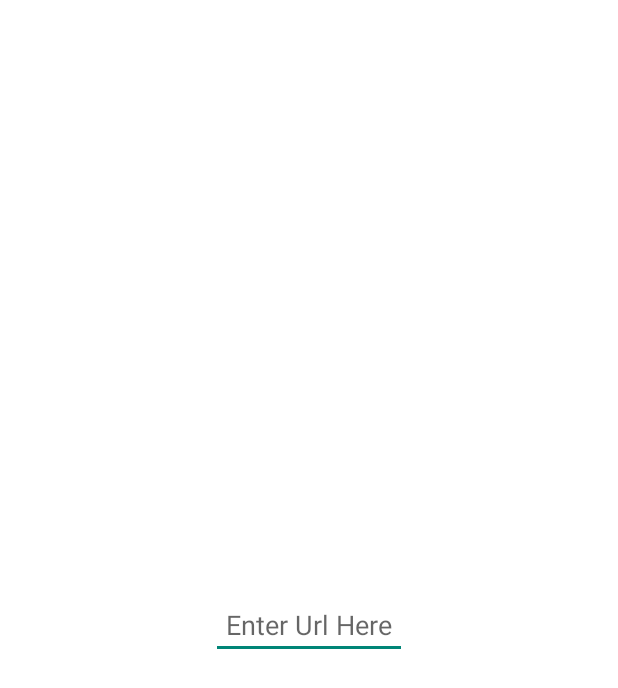
After one commit to NinjaReader/AndroidNinjaReader, an Android app: the layout fragment_add_dialog.xml on its own in the app's theme, with its tools: preview values and no code run, on a phone screen of 412 x 824 dp. The commit adds this screen. Shown: the top 688 px of the screen. Run offline under Robolectric (Android 15) with nearby library versions, the phone set to English and light mode, and no system bars.

Commit message:
added dialog to add article, plus support for sharing into app from other apps. BUT the actual save is not working properly yet.

```diff
--- a/app/src/main/java/com/example/ninjareader/clients/ReadabilityClient.java
+++ b/app/src/main/java/com/example/ninjareader/clients/ReadabilityClient.java
@@ -12,6 +12,7 @@ public class ReadabilityClient {
     private static AsyncHttpClient client = new AsyncHttpClient();
 
     public static void getArticleInfo(String articleUrl, AsyncHttpResponseHandler responseHandler) {
-        client.get(BASE_URL + "parser?url=" + articleUrl + "&token=82d707b4ad3f26438ecb6935e48610a49ed981ef", responseHandler);
+        String formattedUrl = BASE_URL + "parser?url=" + articleUrl + "&token=82d707b4ad3f26438ecb6935e48610a49ed981ef";
+        client.get(formattedUrl, responseHandler);
     }
 }
--- /dev/null
+++ b/app/src/main/res/layout/fragment_add_dialog.xml
@@ -0,0 +1,22 @@
+<LinearLayout xmlns:android="http://schemas.android.com/apk/res/android"
+    android:id="@+id/edit_name"
+    android:layout_width="wrap_content"
+    android:layout_height="wrap_content"
+    android:layout_gravity="center"
+    android:orientation="vertical">
+
+    <EditText
+        android:id="@+id/etUrl"
+        android:layout_width="match_parent"
+        android:layout_height="wrap_content"
+        android:inputType="text"
+        android:hint="Enter Url Here"
+        android:imeOptions="actionDone"
+        android:paddingLeft="10dp"
+        android:paddingRight="10dp"
+        android:paddingTop="10dp"
+        android:layout_marginRight="10dp"
+        android:layout_marginLeft="10dp"
+        android:layout_marginTop="10dp"/>
+
+</LinearLayout>
```
Also changed, not shown: app/src/main/java/com/example/ninjareader/activities/ReadingListActivity.java (+60 -9 lines), app/src/main/java/com/example/ninjareader/fragments/AddArticleDialog.java (added, +70 -0 lines), app/src/main/res/menu/menu_reading_list.xml (+7 -0 lines), app/src/main/res/drawable-hdpi/ic_action_add.png (added), app/src/main/res/drawable-hdpi/ic_title_add_dark.png (added), app/src/main/res/drawable-mdpi/ic_action_add.png (added), app/src/main/res/drawable-mdpi/ic_title_add_dark.png (added), app/src/main/res/drawable-xhdpi/ic_action_add.png (added), app/src/main/res/drawable-xhdpi/ic_title_add_dark.png (added), app/src/main/res/drawable-xxhdpi/ic_action_add.png (added), app/src/main/res/drawable-xxhdpi/ic_title_add_dark.png (added).
